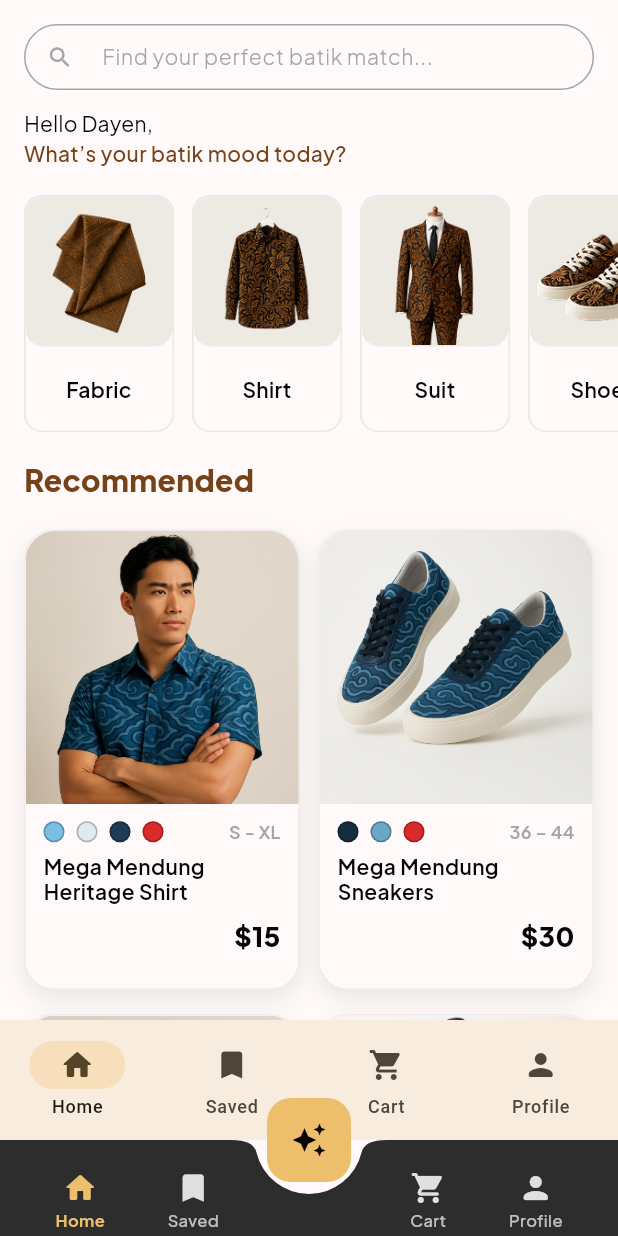
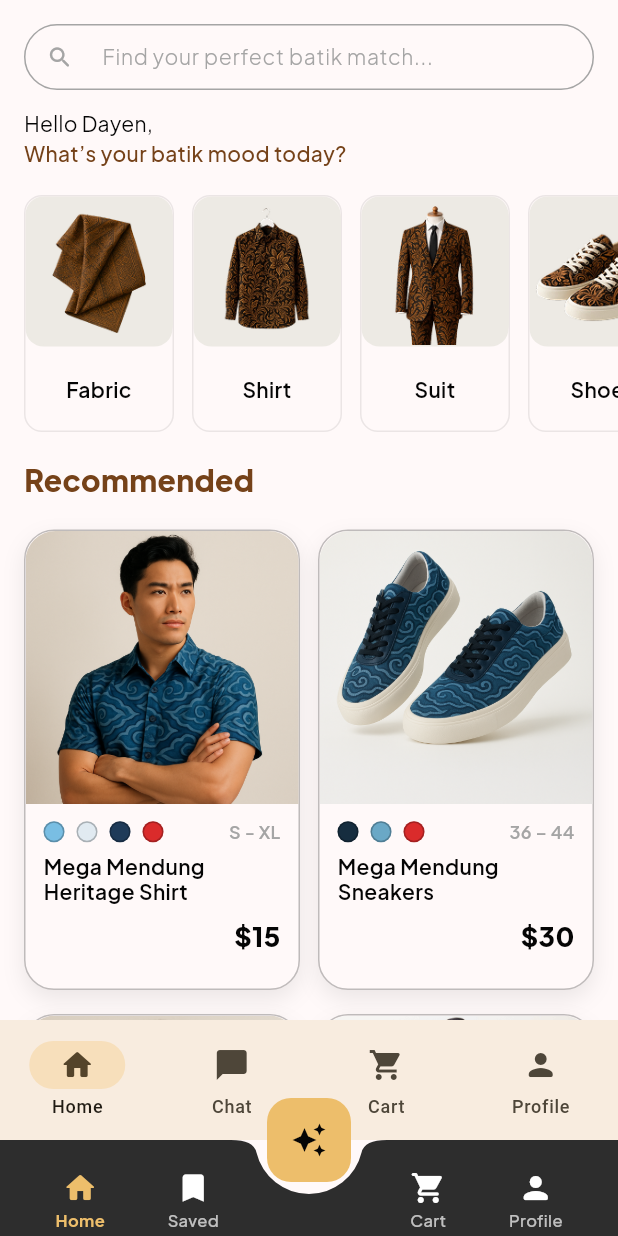
Before and after one commit to dayeeen/batikara, a Flutter app: the MainNav screen opened directly, on a phone screen of 412 x 824 dp. Run offline on Flutter 3.47's test engine with Material 3 defaults, Android fonts, the phone set to English and light mode, and no system bars; our stand-ins replace go_router, google_fonts.

Commit message:
feat: update deprecated syntax for UI components

```diff
--- a/lib/config/theme.dart
+++ b/lib/config/theme.dart
@@ -116,7 +116,7 @@ class AppTheme {
         seedColor: AppColors.gold, // <— ganti ke gold
         primary: AppColors.gold,
         secondary: AppColors.brown,
-        background: AppColors.white,
+        surface: AppColors.white,
       ),
       appBarTheme: const AppBarTheme(
         backgroundColor: Colors.transparent,
--- a/lib/main.dart
+++ b/lib/main.dart
@@ -1,5 +1,4 @@
 import 'package:batikara/screens/auth/register_screen.dart';
-import 'package:batikara/screens/main_nav.dart';
 import 'package:flutter/material.dart';
 import 'package:go_router/go_router.dart';
 import 'config/theme.dart';
--- a/lib/screens/auth/login_screen.dart
+++ b/lib/screens/auth/login_screen.dart
@@ -29,7 +29,7 @@ class LoginScreen extends StatelessWidget {
                 gradient: LinearGradient(
                   begin: Alignment.topCenter,
                   end: Alignment.bottomCenter,
-                  colors: [Colors.transparent, Colors.black.withOpacity(0.25)],
+                  colors: [Colors.transparent, Colors.black.withValues(alpha: 0.6)],
                 ),
               ),
             ),
--- a/lib/screens/auth/register_screen.dart
+++ b/lib/screens/auth/register_screen.dart
@@ -29,7 +29,7 @@ class RegisterScreen extends StatelessWidget {
                 gradient: LinearGradient(
                   begin: Alignment.topCenter,
                   end: Alignment.bottomCenter,
-                  colors: [Colors.transparent, Colors.black.withOpacity(0.25)],
+                  colors: [Colors.transparent, Colors.black.withValues(alpha: 0.25)],
                 ),
               ),
             ),
--- a/lib/screens/home/home_screen.dart
+++ b/lib/screens/home/home_screen.dart
@@ -116,7 +116,7 @@ class HomeScreen extends StatelessWidget {
         },
         destinations: const [
           NavigationDestination(icon: Icon(Icons.home_rounded),    label: 'Home'),
-          NavigationDestination(icon: Icon(Icons.bookmark_rounded),label: 'Saved'),
+          NavigationDestination(icon: Icon(Icons.chat_bubble_rounded),label: 'Chat'),
           NavigationDestination(icon: Icon(Icons.shopping_cart),   label: 'Cart'),
           NavigationDestination(icon: Icon(Icons.person_rounded),  label: 'Profile'),
         ],
--- a/lib/screens/main_nav.dart
+++ b/lib/screens/main_nav.dart
@@ -28,10 +28,8 @@ class _MainNavState extends State<MainNav> {
   @override
   Widget build(BuildContext context) {
     return Scaffold(
-      // FAB tengah (action “Explore/Discover” sesuai mockup)
       floatingActionButton: FloatingActionButton(
         onPressed: () {
-          // TODO: buka halaman Discover / Filter / AI Recs
           // Navigator.of(context).push(...);
         },
         backgroundColor: AppColors.gold,
@@ -107,7 +105,7 @@ class _NavItem extends StatelessWidget {
 
   @override
   Widget build(BuildContext context) {
-    final color = selected ? AppColors.gold : Colors.white.withOpacity(.85);
+    final color = selected ? AppColors.gold : Colors.white.withValues(alpha: 85);
     return InkResponse(
       onTap: onTap,
       radius: 28,
--- a/lib/widgets/btk_category_card.dart
+++ b/lib/widgets/btk_category_card.dart
@@ -34,7 +34,7 @@ class BtkCategoryCard extends StatelessWidget {
             decoration: BoxDecoration(
               color: AppColors.white,
               borderRadius: BorderRadius.circular(_radius),
-              border: Border.all(color: AppColors.black.withOpacity(.08)),
+              border: Border.all(color: AppColors.black.withValues(alpha: 0.08)),
             ),
             child: Column(
               crossAxisAlignment: CrossAxisAlignment.stretch,
--- a/lib/widgets/btk_product_card.dart
+++ b/lib/widgets/btk_product_card.dart
@@ -29,7 +29,7 @@ class BtkProductCard extends StatelessWidget {
             boxShadow: const [
               BoxShadow(color: Color(0x14000000), blurRadius: 12, offset: Offset(0, 6)),
             ],
-            border: Border.all(color: Colors.black12.withOpacity(.06)),
+            border: Border.all(color: Colors.black12.withValues(alpha: 0.25)),
           ),
           child: Column(
             crossAxisAlignment: CrossAxisAlignment.stretch,
@@ -120,7 +120,7 @@ class _ColorDot extends StatelessWidget {
       decoration: BoxDecoration(
         color: color,
         shape: BoxShape.circle,
-        border: Border.all(color: Colors.black12.withOpacity(.25)),
+        border: Border.all(color: Colors.black12.withValues(alpha: 0.25)),
       ),
     );
   }
```
